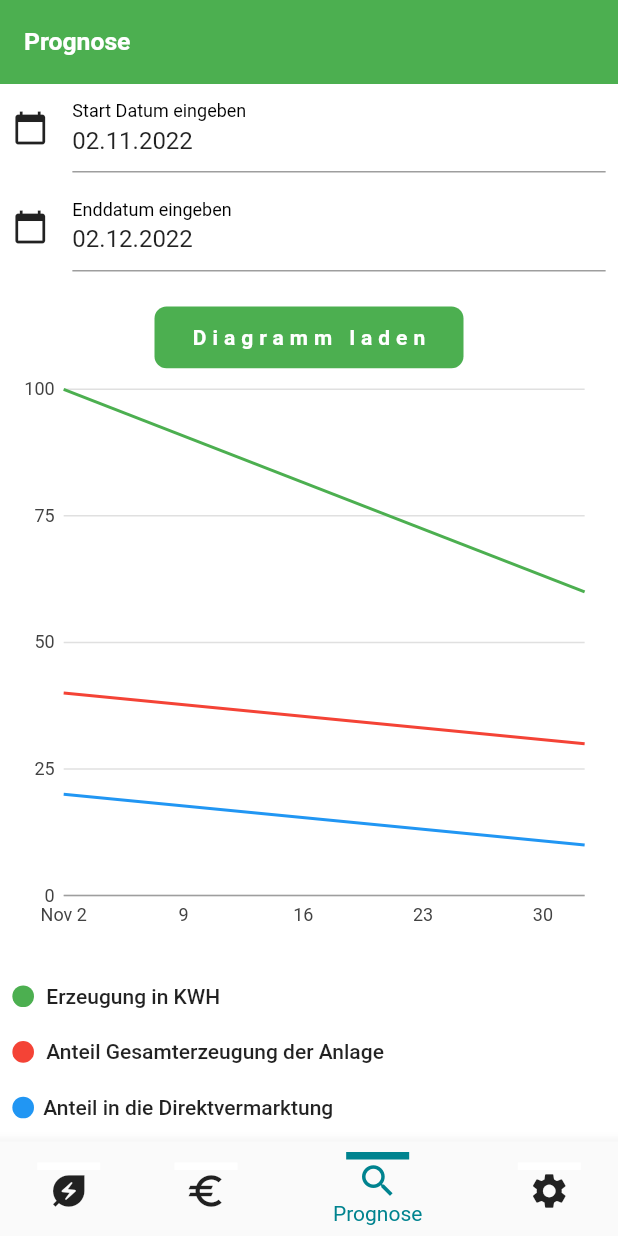
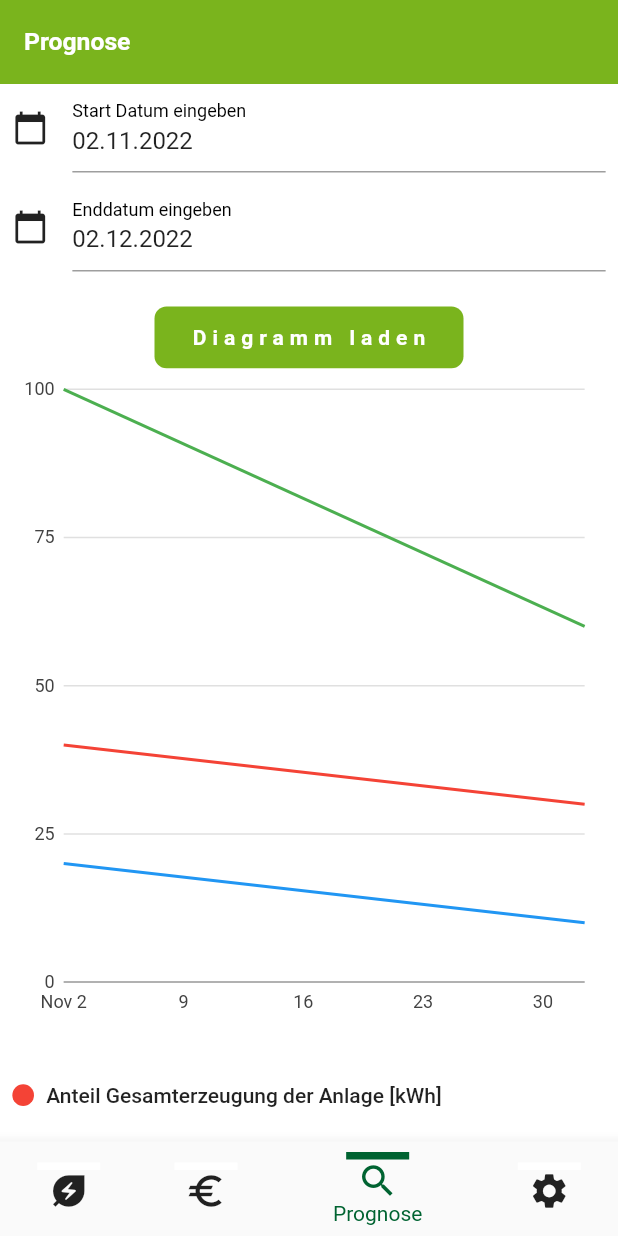
Before and after one commit to Nick-99-R/SelfConsumption, a Flutter app: the BottomBar screen opened by its route, item 3 of the bottom bar chosen, on a phone screen of 412 x 824 dp. Run offline on Flutter 3.47's test engine with Material 2 defaults, Android fonts, the light colour scheme and no system bars; our stand-ins replace charts_flutter, email_validator, file_picker, shared_preferences; missing offline and left inert: shared_preferences_web; accounts and stored records are empty.

Commit message:
add new colors, password change

```diff
--- a/lib/common/widgets/bottom_bar.dart
+++ b/lib/common/widgets/bottom_bar.dart
@@ -46,7 +46,7 @@ class _BottomBarState extends State<BottomBar> {
         currentIndex: _page,
         selectedItemColor: GlobalVariables.selectedNavBarColor,
         unselectedItemColor: GlobalVariables.unselectedNavBarColor,
-        backgroundColor: GlobalVariables.backgroundColor,
+        backgroundColor: GlobalVariables.blue,
         iconSize: 28,
         onTap: updatePage,
         items: [
--- a/lib/constants/global_variables.dart
+++ b/lib/constants/global_variables.dart
@@ -15,9 +15,13 @@ class GlobalVariables {
     stops: [0.5, 1.0],
   );
 
-  static const secondaryColor = Colors.green;
+  //static const secondaryColor = Colors.green;
+  static const secondaryColor = Color(0xff7AB41D);
+
   static const backgroundColor = Colors.white;
   static const Color greyBackgroundCOlor = Color(0xffebecee);
-  static var selectedNavBarColor = Colors.cyan[800]!;
+  static const selectedNavBarColor = Color(0xff006331);
   static const unselectedNavBarColor = Colors.black87;
+  static const blue = Color(0xff0085CA);
+  static const buttonColor = Color(0xff006331);
 }
--- a/lib/constants/strings.dart
+++ b/lib/constants/strings.dart
@@ -1,5 +1,7 @@
 const String selfConsumptionString = 'Eigenverbrauch';
-const String shareOfTotalProduction = 'Anteil Gesamterzeugung der Anlage';
-const String shareInDirectMarcetingString = 'Anteil in die Direktvermarktung';
+const String shareOfTotalProduction = 'Anteil Gesamterzeugung der Anlage [kWh]';
+const String shareInDirectMarcetingString =
+    'Anteil in die Direktvermarktung [kWh]';
 const String loadDiagramm = 'Diagramm laden';
 const String invalidDateInput = 'Invalide Datum Eingabe';
+const String selfConsumptioninKwh = 'Eigenverbrauch [kWh]';
--- a/lib/features/forecast/forecast_screen.dart
+++ b/lib/features/forecast/forecast_screen.dart
@@ -126,25 +126,25 @@ class _SelfConsumptionPageState extends State<SelfConsumptionPage> {
                   //       : const ChartObserverSelfConsumption(),
                   ),
               SizedBox(height: size.height * 0.03),
-              Row(
-                children: [
-                  Container(
-                    alignment: Alignment.bottomRight,
-                    height: size.height * 0.035,
-                    width: size.width * 0.035,
-                    decoration: const BoxDecoration(
-                        shape: BoxShape.circle,
-                        color: GlobalVariables.secondaryColor),
-                  ),
-                  SizedBox(
-                    width: size.width * 0.02,
-                  ),
-                  Text(
-                    'Erzeugung in KWH',
-                    style: themeData.textTheme.bodyText1,
-                  ),
-                ],
-              ),
+              // Row(
+              //   children: [
+              //     Container(
+              //       alignment: Alignment.bottomRight,
+              //       height: size.height * 0.035,
+              //       width: size.width * 0.035,
+              //       decoration: const BoxDecoration(
+              //           shape: BoxShape.circle,
+              //           color: GlobalVariables.secondaryColor),
+              //     ),
+              //     SizedBox(
+              //       width: size.width * 0.02,
+              //     ),
+              //     Text(
+              //       'Erzeugung in KWH',
+              //       style: themeData.textTheme.bodyText1,
+              //     ),
+              //   ],
+              // ),
               SizedBox(
                 height: size.height * 0.01,
               ),
@@ -169,24 +169,24 @@ class _SelfConsumptionPageState extends State<SelfConsumptionPage> {
               SizedBox(
                 height: size.height * 0.01,
               ),
-              Row(
-                children: [
-                  Container(
-                    alignment: Alignment.bottomRight,
-                    height: size.height * 0.035,
-                    width: size.width * 0.035,
-                    decoration: const BoxDecoration(
-                        shape: BoxShape.circle, color: Colors.blue),
-                  ),
-                  SizedBox(
-                    width: size.width * 0.015,
-                  ),
-                  Text(
-                    shareInDirectMarcetingString,
-                    style: themeData.textTheme.bodyText1,
-                  ),
-                ],
-              ),
+              // Row(
+              //   children: [
+              //     Container(
+              //       alignment: Alignment.bottomRight,
+              //       height: size.height * 0.035,
+              //       width: size.width * 0.035,
+              //       decoration: const BoxDecoration(
+              //           shape: BoxShape.circle, color: Colors.blue),
+              //     ),
+              //     SizedBox(
+              //       width: size.width * 0.015,
+              //     ),
+              //     Text(
+              //       shareInDirectMarcetingString,
+              //       style: themeData.textTheme.bodyText1,
+              //     ),
+              //   ],
+              // ),
               SizedBox(
                 height: size.height * 0.01,
               ),
--- a/lib/features/self_consumption/screens/self_consumption_screen.dart
+++ b/lib/features/self_consumption/screens/self_consumption_screen.dart
@@ -149,7 +149,7 @@ class _SelfConsumptionPageState extends State<SelfConsumptionPage> {
                     width: size.width * 0.02,
                   ),
                   Text(
-                    'Eigenverbrauch in KWH',
+                    selfConsumptioninKwh,
                     style: themeData.textTheme.bodyText1,
                   ),
                 ],
@@ -185,7 +185,7 @@ class _SelfConsumptionPageState extends State<SelfConsumptionPage> {
                     height: size.height * 0.035,
                     width: size.width * 0.035,
                     decoration: const BoxDecoration(
-                        shape: BoxShape.circle, color: Colors.blue),
+                        shape: BoxShape.circle, color: GlobalVariables.blue),
                   ),
                   SizedBox(
                     width: size.width * 0.015,
--- a/lib/features/self_consumption/services/self_consumption_service.dart
+++ b/lib/features/self_consumption/services/self_consumption_service.dart
@@ -1,7 +1,5 @@
-import 'package:flutter/material.dart';
 import 'package:http/http.dart' as http;
 import '../../../constants/global_variables.dart';
-import '../../../constants/utils.dart';
 
 class SelfConsumptionService {
   // get user data
```
Also changed, not shown: lib/features/account/screens/update_password_screen.dart (+22 -1 lines), lib/features/savings/savings_screen.dart (+4 -4 lines), flutter_01.png (deleted), 2 other files.
